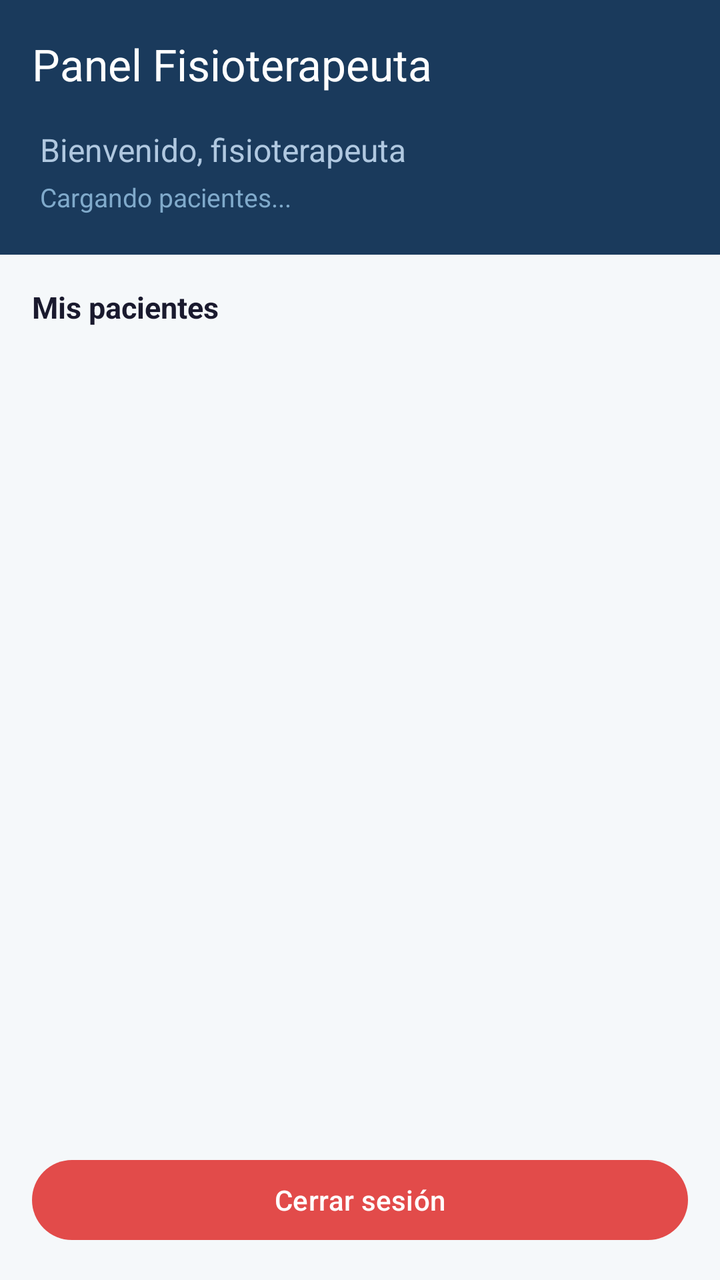
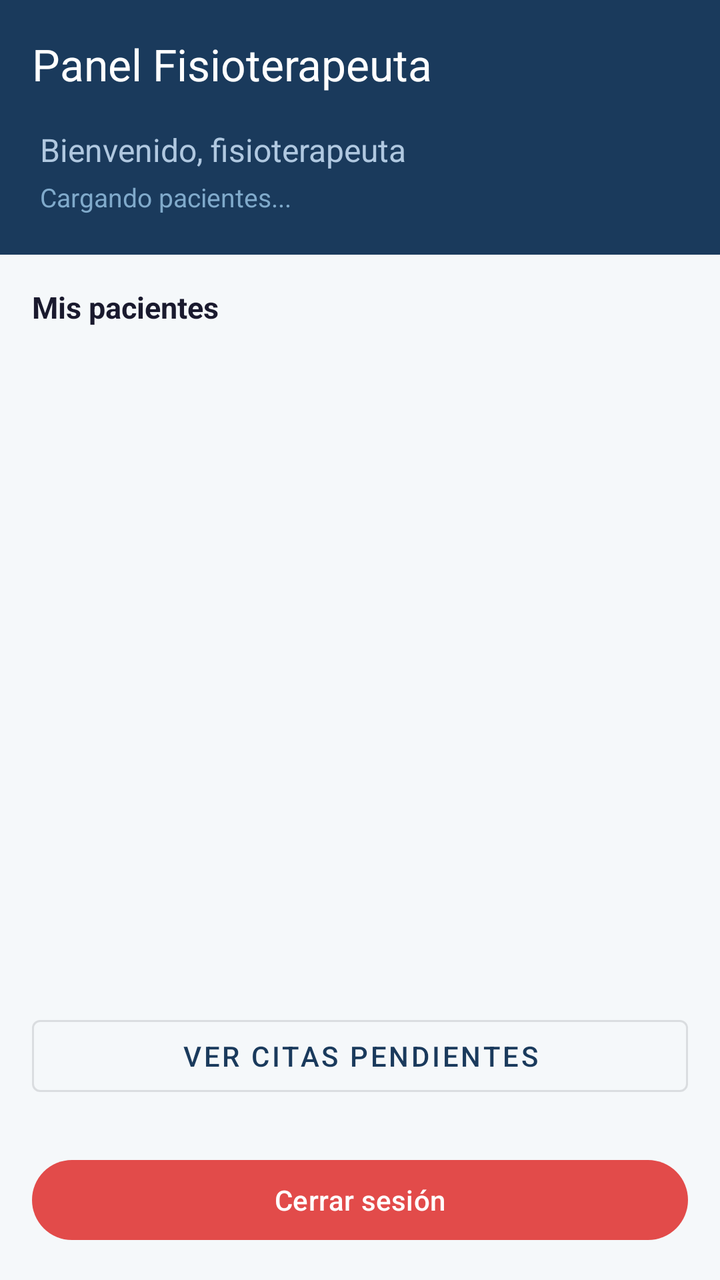

Compare the two renders of this Android layout. The source of the first and the diff that turns it into the second are given below.
<!-- AndroidManifest.xml: application theme Theme.PreventiHome -->
<!-- res/layout/fragment_fisio_home.xml -->
<?xml version="1.0" encoding="utf-8"?>
<LinearLayout
    xmlns:android="http://schemas.android.com/apk/res/android"
    xmlns:app="http://schemas.android.com/apk/res-auto"
    android:layout_width="match_parent"
    android:layout_height="match_parent"
    android:orientation="vertical"
    android:background="@color/background">

    <com.google.android.material.appbar.MaterialToolbar
        android:id="@+id/toolbar"
        android:layout_width="match_parent"
        android:layout_height="?attr/actionBarSize"
        android:background="@color/primary"
        app:title="Panel Fisioterapeuta"
        app:titleTextColor="@color/white"/>

    
    <LinearLayout
        android:layout_width="match_parent"
        android:layout_height="wrap_content"
        android:orientation="vertical"
        android:background="@color/primary"
        android:paddingHorizontal="20dp"
        android:paddingBottom="20dp">

        <TextView
            android:id="@+id/tvBienvenidaFisio"
            android:layout_width="wrap_content"
            android:layout_height="wrap_content"
            android:text="Bienvenido, fisioterapeuta"
            android:textSize="16sp"
            android:textColor="#B0C8E0"/>

        <TextView
            android:id="@+id/tvContadorPacientes"
            android:layout_width="wrap_content"
            android:layout_height="wrap_content"
            android:text="Cargando pacientes..."
            android:textSize="13sp"
            android:textColor="#80AACB"
            android:layout_marginTop="4dp"/>

    </LinearLayout>

    
    <TextView
        android:layout_width="match_parent"
        android:layout_height="wrap_content"
        android:text="Mis pacientes"
        android:textSize="15sp"
        android:textStyle="bold"
        android:textColor="@color/text_primary"
        android:paddingHorizontal="16dp"
        android:paddingTop="16dp"
        android:paddingBottom="8dp"/>

    <ProgressBar
        android:id="@+id/progressBar"
        android:layout_width="wrap_content"
        android:layout_height="wrap_content"
        android:layout_gravity="center"
        android:visibility="gone"/>

    <TextView
        android:id="@+id/tvEmpty"
        android:layout_width="match_parent"
        android:layout_height="wrap_content"
        android:text="No hay pacientes registrados"
        android:textColor="@color/text_secondary"
        android:textSize="14sp"
        android:gravity="center"
        android:padding="32dp"
        android:visibility="gone"/>

    <androidx.recyclerview.widget.RecyclerView
        android:id="@+id/rvPacientes"
        android:layout_width="match_parent"
        android:layout_height="0dp"
        android:layout_weight="1"
        android:paddingBottom="16dp"/>

    
    <com.google.android.material.button.MaterialButton
        android:id="@+id/btnLogout"
        android:layout_width="match_parent"
        android:layout_height="wrap_content"
        android:text="Cerrar sesión"
        android:layout_margin="16dp"
        app:backgroundTint="#E24B4A"/>

</LinearLayout>
<!-- resources referenced by this layout -->
<resources>
  <color name="background">#F5F8FA</color>
  <color name="primary">#1A3A5C</color>
  <color name="text_primary">#1A1A2E</color>
  <color name="text_secondary">#6B7280</color>
  <color name="white">#FFFFFFFF</color>
  <style name="Theme.PreventiHome" parent="Base.Theme.PreventiHome" />
  <style name="Base.Theme.PreventiHome" parent="Theme.Material3.DayNight.NoActionBar">
          <item name="colorPrimary">@color/primary</item>
          <item name="colorPrimaryVariant">@color/primary_variant</item>
          <item name="colorSecondary">@color/secondary</item>
          <item name="android:colorBackground">@color/background</item>
          <item name="colorSurface">@color/surface</item>
          <item name="colorOnPrimary">@color/on_primary</item>
      </style>
  <color name="primary_variant">#0D2640</color>
  <color name="secondary">#5BA3C9</color>
  <color name="surface">#FFFFFF</color>
  <color name="on_primary">#FFFFFF</color>
</resources>

<!-- the commit's change to res/layout/fragment_fisio_home.xml (unified diff, before → after) -->
@@ -80,6 +80,15 @@
         android:layout_weight="1"
         android:paddingBottom="16dp"/>
 
+    <com.google.android.material.button.MaterialButton
+        android:id="@+id/btnVerCitas"
+        style="@style/Widget.MaterialComponents.Button.OutlinedButton"
+        android:layout_width="match_parent"
+        android:layout_height="wrap_content"
+        android:text="Ver citas pendientes"
+        android:layout_marginHorizontal="16dp"
+        android:layout_marginBottom="8dp"/>
+
     
     <com.google.android.material.button.MaterialButton
         android:id="@+id/btnLogout"
